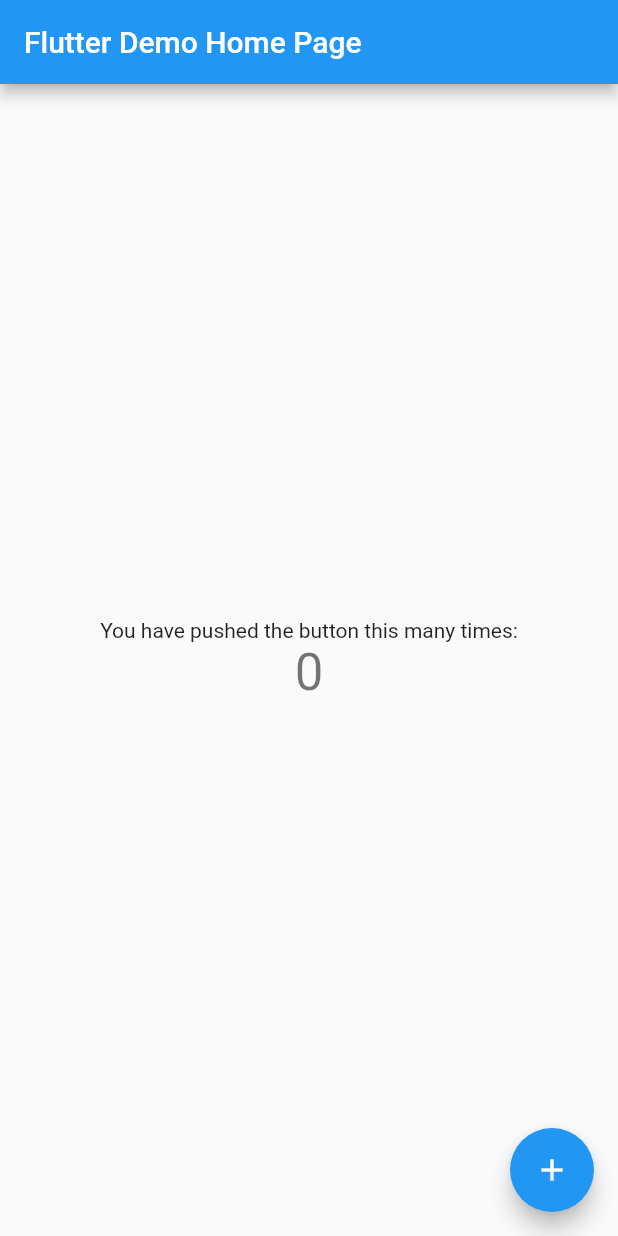
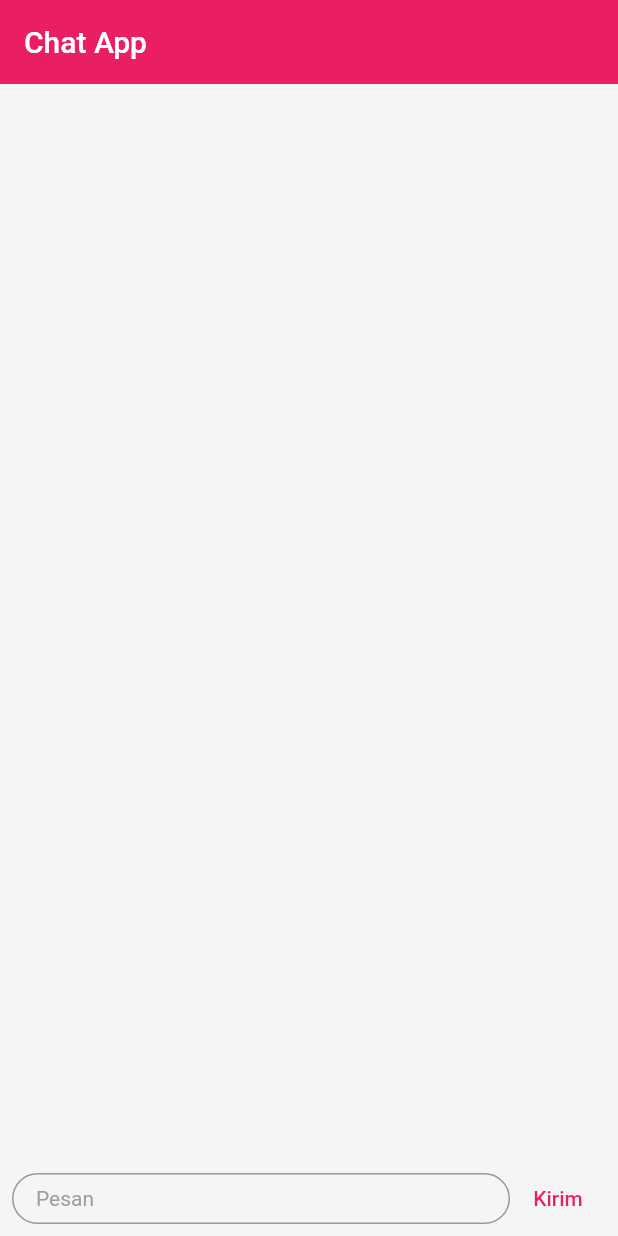
Before and after one commit to bimantaratirta/simple_chat_app, a Flutter app: the screen it shows after launch, on a phone screen of 412 x 824 dp. Run offline on Flutter 3.47's test engine with Material 2 defaults, Android fonts, the phone set to English and light mode, and no system bars.

Commit message:
Create chat screen.

```diff
--- a/lib/main.dart
+++ b/lib/main.dart
@@ -1,4 +1,6 @@
 import 'package:flutter/material.dart';
+
+import 'screens/chat/chat.dart';
 
 void main() {
   runApp(const MyApp());
@@ -7,109 +9,15 @@ void main() {
 class MyApp extends StatelessWidget {
   const MyApp({super.key});
 
-  // This widget is the root of your application.
   @override
   Widget build(BuildContext context) {
     return MaterialApp(
-      title: 'Flutter Demo',
+      title: 'Chat Demo',
+      debugShowCheckedModeBanner: false,
       theme: ThemeData(
-        // This is the theme of your application.
-        //
-        // Try running your application with "flutter run". You'll see the
-        // application has a blue toolbar. Then, without quitting the app, try
-        // changing the primarySwatch below to Colors.green and then invoke
-        // "hot reload" (press "r" in the console where you ran "flutter run",
-        // or simply save your changes to "hot reload" in a Flutter IDE).
-        // Notice that the counter didn't reset back to zero; the application
-        // is not restarted.
-        primarySwatch: Colors.blue,
+        primarySwatch: Colors.pink,
       ),
-      home: const MyHomePage(title: 'Flutter Demo Home Page'),
+      home: const ChatScreen(),
     );
   }
 }
-
-class MyHomePage extends StatefulWidget {
-  const MyHomePage({super.key, required this.title});
-
-  // This widget is the home page of your application. It is stateful, meaning
-  // that it has a State object (defined below) that contains fields that affect
-  // how it looks.
-
-  // This class is the configuration for the state. It holds the values (in this
-  // case the title) provided by the parent (in this case the App widget) and
-  // used by the build method of the State. Fields in a Widget subclass are
-  // always marked "final".
-
-  final String title;
-
-  @override
-  State<MyHomePage> createState() => _MyHomePageState();
-}
-
-class _MyHomePageState extends State<MyHomePage> {
-  int _counter = 0;
-
-  void _incrementCounter() {
-    setState(() {
-      // This call to setState tells the Flutter framework that something has
-      // changed in this State, which causes it to rerun the build method below
-      // so that the display can reflect the updated values. If we changed
-      // _counter without calling setState(), then the build method would not be
-      // called again, and so nothing would appear to happen.
-      _counter++;
-    });
-  }
-
-  @override
-  Widget build(BuildContext context) {
-    // This method is rerun every time setState is called, for instance as done
-    // by the _incrementCounter method above.
-    //
-    // The Flutter framework has been optimized to make rerunning build methods
-    // fast, so that you can just rebuild anything that needs updating rather
-    // than having to individually change instances of widgets.
-    return Scaffold(
-      appBar: AppBar(
-        // Here we take the value from the MyHomePage object that was created by
-        // the App.build method, and use it to set our appbar title.
-        title: Text(widget.title),
-      ),
-      body: Center(
-        // Center is a layout widget. It takes a single child and positions it
-        // in the middle of the parent.
-        child: Column(
-          // Column is also a layout widget. It takes a list of children and
-          // arranges them vertically. By default, it sizes itself to fit its
-          // children horizontally, and tries to be as tall as its parent.
-          //
-          // Invoke "debug painting" (press "p" in the console, choose the
-          // "Toggle Debug Paint" action from the Flutter Inspector in Android
-          // Studio, or the "Toggle Debug Paint" command in Visual Studio Code)
-          // to see the wireframe for each widget.
-          //
-          // Column has various properties to control how it sizes itself and
-          // how it positions its children. Here we use mainAxisAlignment to
-          // center the children vertically; the main axis here is the vertical
-          // axis because Columns are vertical (the cross axis would be
-          // horizontal).
-          mainAxisAlignment: MainAxisAlignment.center,
-          children: <Widget>[
-            const Text(
-              'You have pushed the button this many times:',
-            ),
-            Text(
-              '$_counter',
-              style: Theme.of(context).textTheme.headlineMedium,
-            ),
-          ],
-        ),
-      ),
-      floatingActionButton: FloatingActionButton(
-        onPressed: _incrementCounter,
-        tooltip: 'Increment',
-        child: const Icon(Icons.add),
-      ), // This trailing comma makes auto-formatting nicer for build methods.
-    );
-  }
-}
--- /dev/null
+++ b/lib/screens/chat/chat.dart
@@ -0,0 +1,245 @@
+import 'dart:math';
+
+import 'package:flutter/gestures.dart';
+import 'package:flutter/material.dart';
+
+class ChatScreen extends StatefulWidget {
+  const ChatScreen({super.key});
+
+  @override
+  State<ChatScreen> createState() => _ChatScreenState();
+}
+
+class _ChatScreenState extends State<ChatScreen> {
+  final TextEditingController textEditingController = TextEditingController();
+  final ScrollController scrollController = ScrollController();
+
+  double scrollPosition = 0.0;
+  bool isScrolled = false;
+  List<Map<String, dynamic>> listChat = [];
+
+  @override
+  void initState() {
+    scrollController.addListener(scrollListenter);
+    super.initState();
+  }
+
+  void scrollDown() {
+    scrollController.animateTo(
+      scrollController.position.minScrollExtent,
+      duration: const Duration(milliseconds: 500),
+      curve: Curves.fastOutSlowIn,
+    );
+  }
+
+  void scrollListenter() {
+    scrollPosition = scrollController.position.pixels;
+    if (scrollPosition > 50) {
+      setState(() {
+        isScrolled = true;
+      });
+    } else {
+      setState(() {
+        isScrolled = false;
+      });
+    }
+  }
+
+  @override
+  Widget build(BuildContext context) {
+    final Size size = MediaQuery.of(context).size;
+    return Scaffold(
+      backgroundColor: Colors.grey.shade100,
+      appBar: AppBar(
+        elevation: 0,
+        title: const Text("Chat App"),
+      ),
+      body: Column(
+        children: [
+          Expanded(
+            child: Stack(
+              children: [
+                SingleChildScrollView(
+                  padding: const EdgeInsets.symmetric(horizontal: 8),
+                  reverse: true,
+                  controller: scrollController,
+                  clipBehavior: Clip.antiAliasWithSaveLayer,
+                  dragStartBehavior: DragStartBehavior.down,
+                  physics: const BouncingScrollPhysics(),
+                  child: Column(
+                    children: [
+                      const SizedBox(height: 24),
+                      for (var chat in listChat) ...[
+                        if (chat['sender'] == "0") ...[
+                          Align(
+                            alignment: Alignment.centerRight,
+                            child: Column(
+                              mainAxisSize: MainAxisSize.min,
+                              crossAxisAlignment: CrossAxisAlignment.end,
+                              children: [
+                                Container(
+                                  constraints: BoxConstraints(
+                                    maxWidth: size.width / 1.5,
+                                  ),
+                                  padding: const EdgeInsets.symmetric(
+                                    horizontal: 16,
+                                    vertical: 8,
+                                  ),
+                                  decoration: BoxDecoration(
+                                    color: Colors.pink.shade200,
+                                    borderRadius: const BorderRadius.only(
+                                      bottomLeft: Radius.circular(16),
+                                      topLeft: Radius.circular(16),
+                                      topRight: Radius.circular(16),
+                                      bottomRight: Radius.circular(0),
+                                    ),
+                                  ),
+                                  child: Column(
+                                    children: [
+                                      Text(
+                                        chat['message'],
+                                        style: TextStyle(color: Colors.white),
+                                      ),
+                                    ],
+                                  ),
+                                ),
+                                const SizedBox(height: 4),
+                                Text(
+                                  '11:23',
+                                  style: TextStyle(fontSize: 9),
+                                ),
+                              ],
+                            ),
+                          ),
+                        ] else ...[
+                          Align(
+                            alignment: Alignment.centerLeft,
+                            child: Column(
+                              mainAxisSize: MainAxisSize.min,
+                              crossAxisAlignment: CrossAxisAlignment.start,
+                              children: [
+                                Container(
+                                  constraints: BoxConstraints(
+                                    maxWidth: size.width / 1.5,
+                                  ),
+                                  padding: const EdgeInsets.symmetric(
+                                    horizontal: 16,
+                                    vertical: 8,
+                                  ),
+                                  decoration: BoxDecoration(
+                                    borderRadius: const BorderRadius.only(
+                                      bottomLeft: Radius.circular(0),
+                                      topLeft: Radius.circular(16),
+                                      topRight: Radius.circular(16),
+                                      bottomRight: Radius.circular(16),
+                                    ),
+                                    border:
+                                        Border.all(color: Colors.grey.shade300),
+                                  ),
+                                  child: Text(chat['message']),
+                                ),
+                                const SizedBox(height: 4),
+                                Text(
+                                  '11:23',
+                                  style: TextStyle(fontSize: 9),
+                                ),
+                              ],
+                            ),
+                          ),
+                        ],
+                        const SizedBox(
+                          height: 4,
+                        ),
+                      ],
+                    ],
+                  ),
+                ),
+                if (isScrolled)
+                  Align(
+                    alignment: Alignment.bottomRight,
+                    child: GestureDetector(
+                      onTap: scrollDown,
+                      child: Container(
+                        margin: const EdgeInsets.all(8),
+                        padding: const EdgeInsets.all(6),
+                        decoration: BoxDecoration(
+                          shape: BoxShape.circle,
+                          color: Colors.pink.shade100,
+                        ),
+                        child: Transform.rotate(
+                          angle: 1.6,
+                          child: const Icon(
+                            Icons.arrow_forward_ios_rounded,
+                            color: Colors.white,
+                          ),
+                        ),
+                      ),
+                    ),
+                  )
+              ],
+            ),
+          ),
+          Container(
+            height: 50,
+            padding: const EdgeInsets.symmetric(
+              horizontal: 8,
+              vertical: 8,
+            ),
+            child: Row(
+              children: [
+                Expanded(
+                  child: TextField(
+                    controller: textEditingController,
+                    cursorWidth: 1,
+                    decoration: InputDecoration(
+                      contentPadding: const EdgeInsets.symmetric(
+                        vertical: 2,
+                        horizontal: 16,
+                      ),
+                      fillColor: Colors.white,
+                      hintText: "Pesan",
+                      hintStyle: Theme.of(context)
+                          .textTheme
+                          .bodyMedium
+                          ?.copyWith(color: Colors.grey),
+                      border: OutlineInputBorder(
+                        borderSide: BorderSide(color: Colors.grey.shade300),
+                        borderRadius: const BorderRadius.all(
+                          Radius.circular(48),
+                        ),
+                      ),
+                      focusedBorder: const OutlineInputBorder(
+                        borderSide: BorderSide(color: Colors.pink),
+                        borderRadius: BorderRadius.all(
+                          Radius.circular(48),
+                        ),
+                      ),
+                    ),
+                    style: Theme.of(context).textTheme.bodyMedium,
+                  ),
+                ),
+                TextButton(
+                  onPressed: () {
+                    final Map<String, dynamic> chat = {
+                      "message": textEditingController.text,
+                      "sender": Random().nextInt(2).toString(),
+                      "time": DateTime.now().toLocal().toString()
+                    };
+                    if (textEditingController.text != "") {
+                      setState(() {
+                        listChat.add(chat);
+                      });
+                    }
+                    scrollDown();
+                    textEditingController.clear();
+                  },
+                  child: Text("Kirim"),
+                )
+              ],
+            ),
+          )
+        ],
+      ),
+    );
+  }
+}
```
